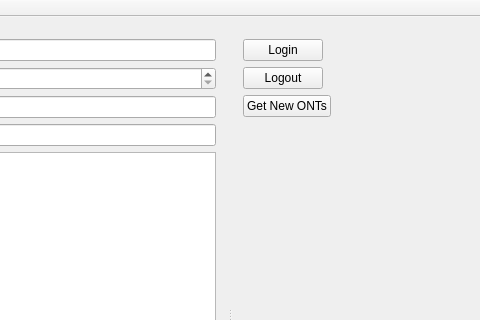
Before: the Qt Designer form QFrontend.ui in silderan/HuaweiOLTAPI, drawn with Qt 5; both pictures show x 383 to 863 and y 0 to 320 of the 863 by 638 pixel window.
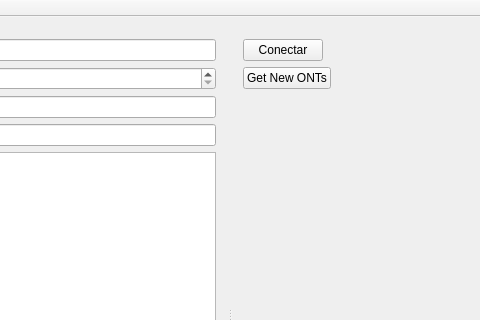
After: the same form once the commit is applied.

```diff
--- a/QFrontend.ui
+++ b/QFrontend.ui
@@ -20,13 +20,16 @@
       <property name="frameShape">
        <enum>QFrame::NoFrame</enum>
       </property>
+      <property name="orientation">
+       <enum>Qt::Horizontal</enum>
+      </property>
       <property name="handleWidth">
        <number>5</number>
       </property>
       <property name="childrenCollapsible">
        <bool>false</bool>
       </property>
-      <widget class="QWidget" name="">
+      <widget class="QWidget" name="layoutWidget">
        <layout class="QGridLayout" name="gridLayout">
         <item row="0" column="0">
          <widget class="QLabel" name="label">
@@ -85,23 +88,16 @@
         </item>
        </layout>
       </widget>
-      <widget class="QWidget" name="">
+      <widget class="QWidget" name="layoutWidget">
        <layout class="QFormLayout" name="formLayout">
         <item row="0" column="0">
          <widget class="QPushButton" name="btLogin">
           <property name="text">
-           <string>Login</string>
+           <string>Conectar</string>
           </property>
          </widget>
         </item>
         <item row="1" column="0">
-         <widget class="QPushButton" name="btLogout">
-          <property name="text">
-           <string>Logout</string>
-          </property>
-         </widget>
-        </item>
-        <item row="2" column="0">
          <widget class="QPushButton" name="btNewOLTs">
           <property name="text">
            <string>Get New ONTs</string>
```
Left out of the diff: 7 changed lines with no effect on the pictures.
